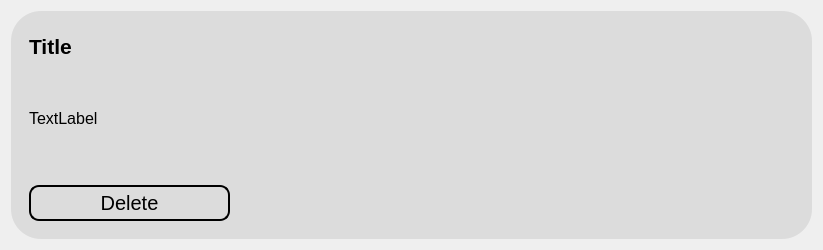
Above: ui/saved.ui from Achu-Worifung/quickMove before the change. Below: the same form after it.
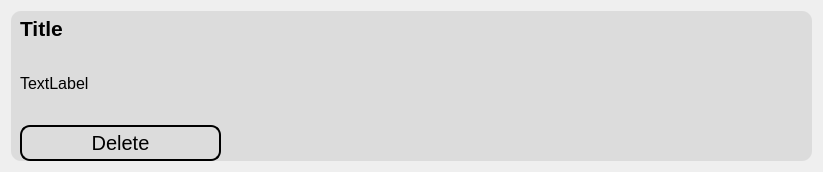
That is the form after the change. Icons and pictures are not drawn.

The edit to the form file:
```diff
--- a/ui/saved.ui
+++ b/ui/saved.ui
@@ -7,7 +7,7 @@
     <x>0</x>
     <y>0</y>
     <width>823</width>
-    <height>250</height>
+    <height>172</height>
    </rect>
   </property>
   <property name="maximumSize">
@@ -31,9 +31,18 @@
      <property name="styleSheet">
       <string notr="true">background-color: rgb(220, 220, 220);
 border-color: rgb(192, 192, 192);
-border-radius: 30px;</string>
+border-radius: 10px;</string>
      </property>
      <layout class="QVBoxLayout" name="verticalLayout_3">
+      <property name="spacing">
+       <number>6</number>
+      </property>
+      <property name="topMargin">
+       <number>0</number>
+      </property>
+      <property name="bottomMargin">
+       <number>0</number>
+      </property>
       <item>
        <layout class="QVBoxLayout" name="result">
         <property name="spacing">
@@ -60,6 +69,12 @@
            <string notr="true"/>
           </property>
           <layout class="QGridLayout" name="gridLayout_2">
+           <property name="leftMargin">
+            <number>0</number>
+           </property>
+           <property name="topMargin">
+            <number>0</number>
+           </property>
            <item row="1" column="0">
             <widget class="QLabel" name="body">
              <property name="sizePolicy">
@@ -152,6 +167,21 @@
            </size>
           </property>
           <layout class="QVBoxLayout" name="verticalLayout_2">
+           <property name="spacing">
+            <number>0</number>
+           </property>
+           <property name="leftMargin">
+            <number>0</number>
+           </property>
+           <property name="topMargin">
+            <number>0</number>
+           </property>
+           <property name="rightMargin">
+            <number>0</number>
+           </property>
+           <property name="bottomMargin">
+            <number>0</number>
+           </property>
            <item>
             <widget class="QPushButton" name="delete_2">
              <property name="sizePolicy">
```
